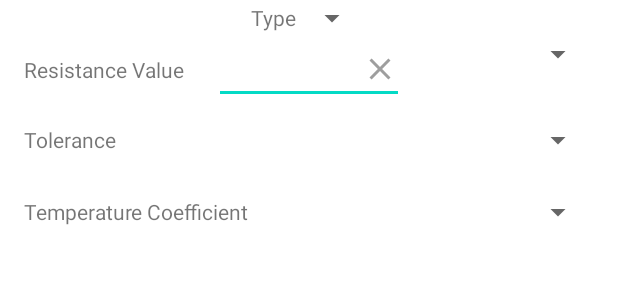
After one commit to kl3jvi/rc-calc, an Android app: the layout search_dialog.xml on its own in the app's theme, with its tools: preview values and no code run, on a phone screen of 412 x 824 dp. The commit adds this screen. Shown: the top 300 px of the screen. Run offline under Robolectric (Android 15) with nearby library versions, the phone set to English and light mode, and no system bars.

Commit message:
Fixing Search Resistor Dialog

```diff
--- /dev/null
+++ b/app/src/main/res/drawable/ic_baseline_clear_24.xml
@@ -0,0 +1,5 @@
+<vector android:height="24dp" android:tint="#9E9E9E"
+    android:viewportHeight="24" android:viewportWidth="24"
+    android:width="24dp" xmlns:android="http://schemas.android.com/apk/res/android">
+    <path android:fillColor="@android:color/white" android:pathData="M19,6.41L17.59,5 12,10.59 6.41,5 5,6.41 10.59,12 5,17.59 6.41,19 12,13.41 17.59,19 19,17.59 13.41,12z"/>
+</vector>
--- /dev/null
+++ b/app/src/main/res/layout/search_dialog.xml
@@ -0,0 +1,108 @@
+<?xml version="1.0" encoding="utf-8"?>
+<LinearLayout xmlns:android="http://schemas.android.com/apk/res/android"
+    android:layout_width="match_parent"
+    android:layout_height="match_parent"
+    xmlns:app="http://schemas.android.com/apk/res-auto"
+    android:orientation="vertical"
+    android:paddingStart="16dp"
+    android:paddingEnd="16dp"
+    android:paddingBottom="16dp">
+
+
+    <LinearLayout
+        android:layout_width="match_parent"
+        android:layout_height="wrap_content"
+        android:gravity="center_horizontal"
+        android:orientation="horizontal">
+
+        <TextView
+            android:id="@+id/textView"
+            android:layout_width="wrap_content"
+            android:layout_height="match_parent"
+            android:gravity="center_vertical|end"
+            android:text="Type" />
+
+        <Spinner
+            android:id="@+id/bandSp"
+            android:layout_width="wrap_content"
+            android:layout_height="wrap_content" />
+    </LinearLayout>
+
+    <LinearLayout
+        android:layout_width="match_parent"
+        android:layout_height="wrap_content"
+        android:orientation="horizontal"
+        android:weightSum="3">
+
+        <TextView
+            android:id="@+id/textView2"
+            android:layout_width="0dp"
+            android:layout_height="match_parent"
+            android:layout_weight="1"
+            android:gravity="center_vertical"
+            android:text="Resistance Value" />
+
+        <EditText
+            android:id="@+id/resistanceSize"
+            android:layout_width="0dp"
+            android:layout_height="wrap_content"
+            android:layout_weight="1"
+            android:drawableEnd="@drawable/ic_baseline_clear_24"
+            android:ems="10"
+            android:inputType="number"
+            app:endIconMode="clear_text" />
+
+        <Spinner
+            android:id="@+id/ohmSize"
+            android:layout_width="0dp"
+            android:layout_height="wrap_content"
+            android:layout_weight="1" />
+    </LinearLayout>
+
+    <LinearLayout
+        android:layout_width="match_parent"
+        android:layout_height="wrap_content"
+        android:orientation="horizontal"
+        android:weightSum="2">
+
+        <TextView
+            android:id="@+id/textVieasdw2"
+            android:layout_width="0dp"
+            android:layout_height="match_parent"
+            android:layout_weight="1"
+            android:gravity="center_vertical"
+            android:text="Tolerance" />
+
+        <Spinner
+            android:id="@+id/toleranceSpinner"
+            android:layout_width="wrap_content"
+            android:layout_height="48dp"
+            android:layout_weight="1" />
+
+    </LinearLayout>
+
+
+    <LinearLayout
+        android:layout_width="match_parent"
+        android:layout_height="wrap_content"
+        android:orientation="horizontal"
+        android:weightSum="2">
+
+        <TextView
+            android:id="@+id/kk"
+            android:layout_width="0dp"
+            android:layout_height="match_parent"
+            android:layout_weight="1"
+            android:gravity="center_vertical"
+            android:text="Temperature Coefficient" />
+
+        <Spinner
+            android:id="@+id/tempSpinner"
+            android:layout_width="wrap_content"
+            android:layout_height="48dp"
+            android:layout_weight="1" />
+
+    </LinearLayout>
+
+
+</LinearLayout>
```
Also changed, not shown: app/src/main/java/com/kl3jvi/rcccalculator/MainActivity.java (+76 -16 lines), app/src/main/java/com/kl3jvi/rcccalculator/utils/Calculator.java (+38 -24 lines), app/src/main/res/drawable/resistor_4_band.xml (+73 -10 lines), app/src/main/res/menu/main_menu.xml (+1 -7 lines), app/src/main/res/values/strings.xml (+9 -0 lines).
